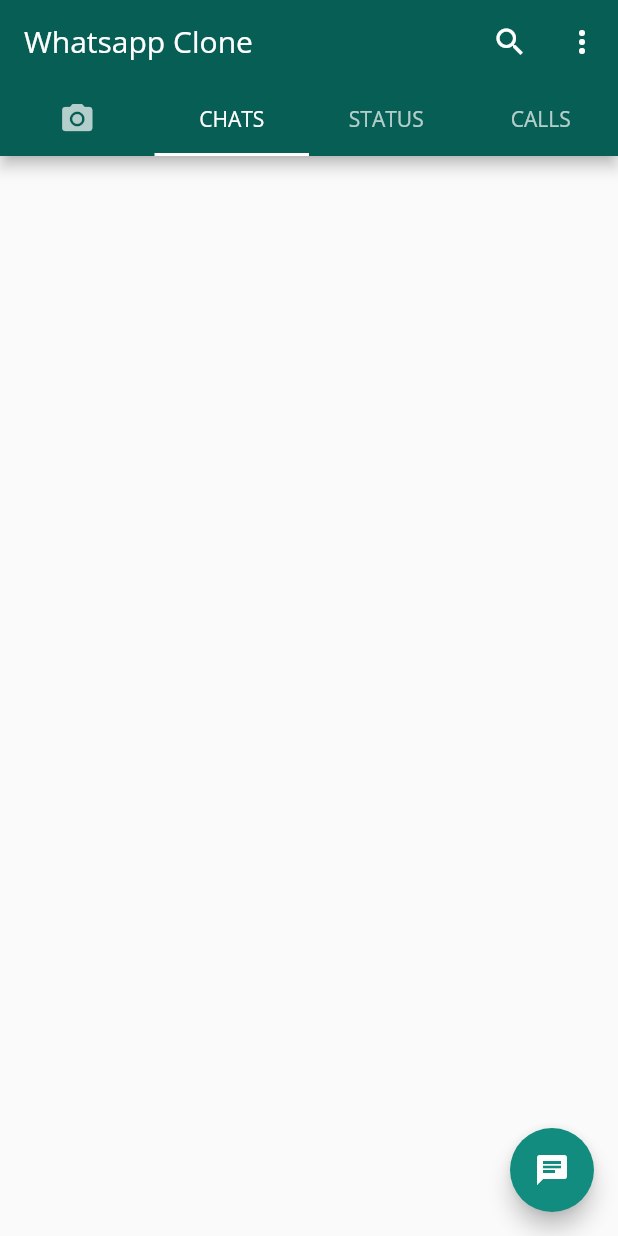
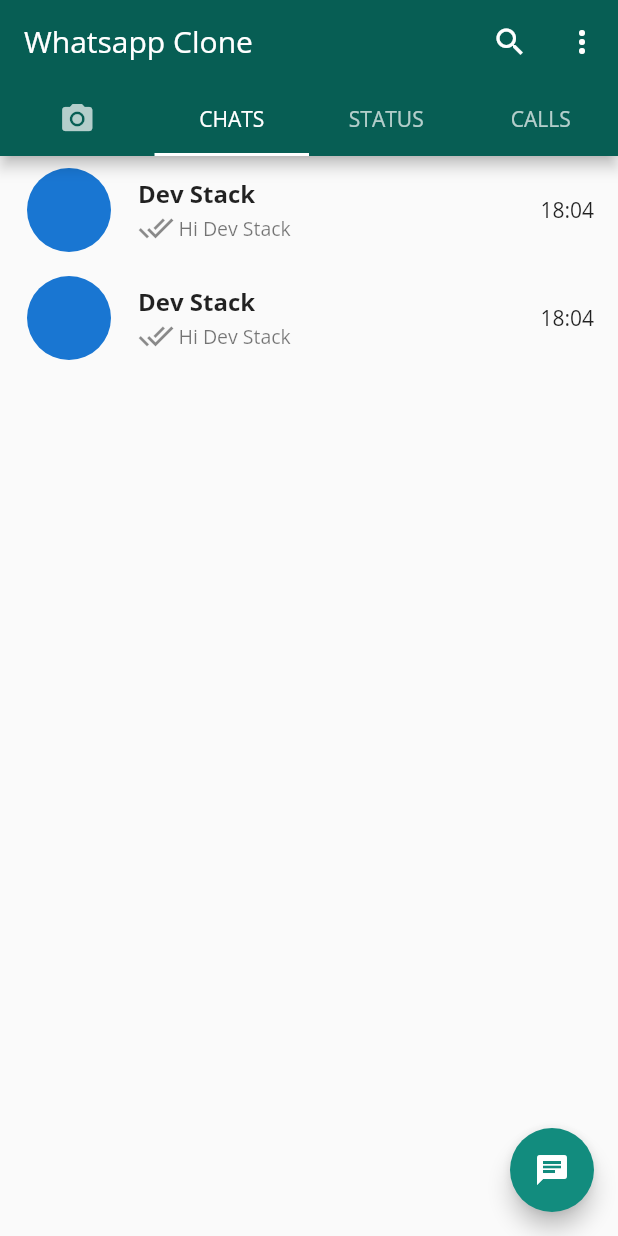
Before and after one commit to DevStack06/Whatsapp-Clone-Flutter, a Flutter app: the screen it shows after launch, on a phone screen of 412 x 824 dp. Run offline on Flutter 3.47's test engine with Material 2 defaults, Android fonts, the phone set to English and light mode, and no system bars.

Commit message:
custom card

```diff
--- /dev/null
+++ b/lib/CustomUI/CustomCard.dart
@@ -0,0 +1,36 @@
+import 'package:flutter/material.dart';
+
+class CustomCard extends StatelessWidget {
+  const CustomCard({Key key}) : super(key: key);
+
+  @override
+  Widget build(BuildContext context) {
+    return ListTile(
+      leading: CircleAvatar(
+        radius: 30,
+      ),
+      title: Text(
+        "Dev Stack",
+        style: TextStyle(
+          fontSize: 16,
+          fontWeight: FontWeight.bold,
+        ),
+      ),
+      subtitle: Row(
+        children: [
+          Icon(Icons.done_all),
+          SizedBox(
+            width: 3,
+          ),
+          Text(
+            "Hi Dev Stack",
+            style: TextStyle(
+              fontSize: 13,
+            ),
+          ),
+        ],
+      ),
+      trailing: Text("18:04"),
+    );
+  }
+}
--- a/lib/Pages/ChatPage.dart
+++ b/lib/Pages/ChatPage.dart
@@ -1,3 +1,4 @@
+import 'package:chatapp/CustomUI/CustomCard.dart';
 import 'package:flutter/material.dart';
 
 class ChatPage extends StatefulWidget {
@@ -15,6 +16,12 @@ class _ChatPageState extends State<ChatPage> {
         onPressed: () {},
         child: Icon(Icons.chat),
       ),
+      body: ListView(
+        children: [
+          CustomCard(),
+          CustomCard(),
+        ],
+      ),
     );
   }
 }
```
